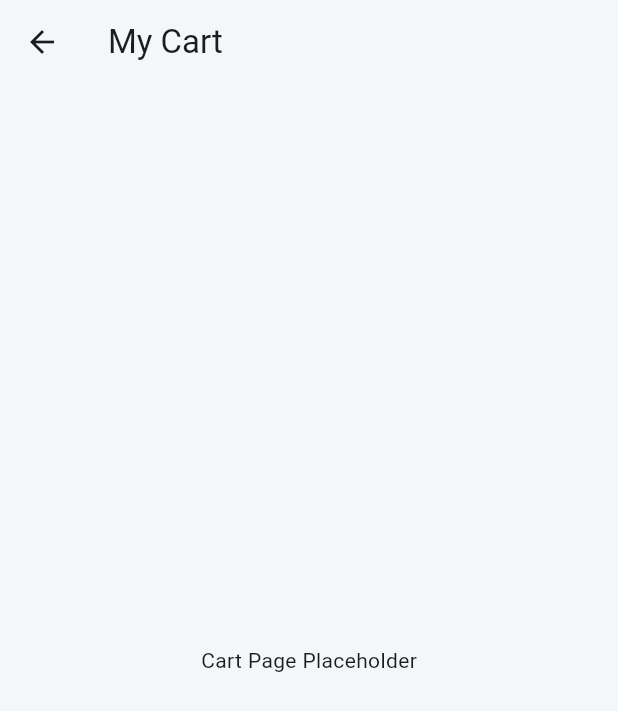
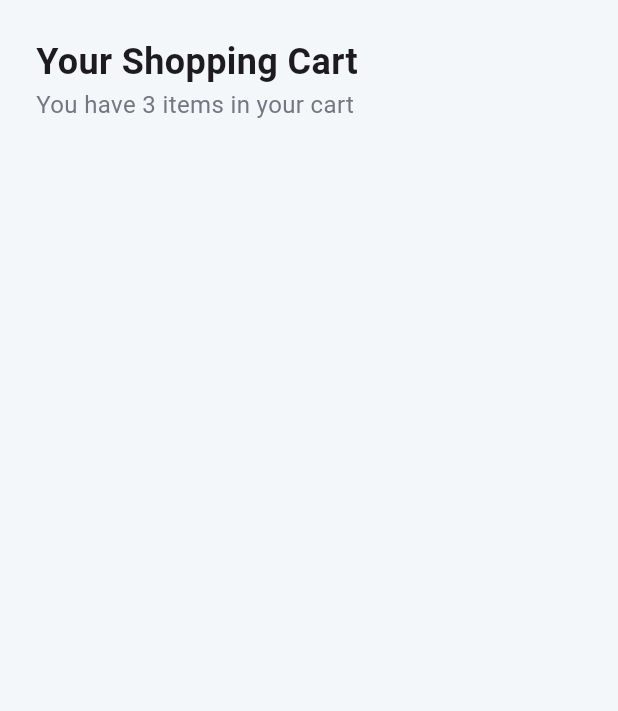
Before and after one commit to Jessetwo/vibrant_commerce, a Flutter app: the CartPage screen opened directly, on a phone screen of 412 x 824 dp. Shown: the top 711 px of the screen. Run offline on Flutter 3.47's test engine with Material 3 defaults, Android fonts, the phone set to English and light mode, and no system bars.

Commit message:
cart page

```diff
--- a/lib/screens/main_screens/cart_page.dart
+++ b/lib/screens/main_screens/cart_page.dart
@@ -8,14 +8,24 @@ class CartPage extends StatelessWidget {
   Widget build(BuildContext context) {
     return Scaffold(
       backgroundColor: AppColors.tertiaryColor,
-      appBar: AppBar(
-        title: const Text('My Cart'),
-        backgroundColor: Colors.transparent,
-        elevation: 0,
-        foregroundColor: AppColors.neutralColor,
-      ),
-      body: const Center(
-        child: Text('Cart Page Placeholder'),
+
+      body: SafeArea(
+        child: Padding(
+          padding: EdgeInsets.all(24),
+          child: Column(
+            crossAxisAlignment: CrossAxisAlignment.start,
+            children: [
+              Text(
+                'Your Shopping Cart',
+                style: TextStyle(fontSize: 24, fontWeight: FontWeight.bold),
+              ),
+              Text(
+                'You have 3 items in your cart',
+                style: TextStyle(fontSize: 16, color: Color(0xff757682)),
+              ),
+            ],
+          ),
+        ),
       ),
     );
   }
```
